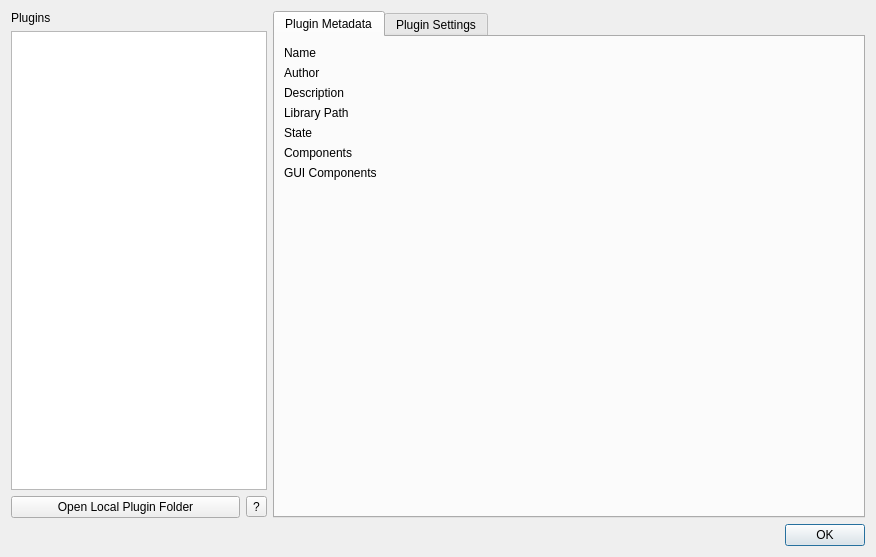
Above: src/ui/windows/w_PluginManager.ui from ICE-GB/QvPersonal before the change. Below: the same form after it.
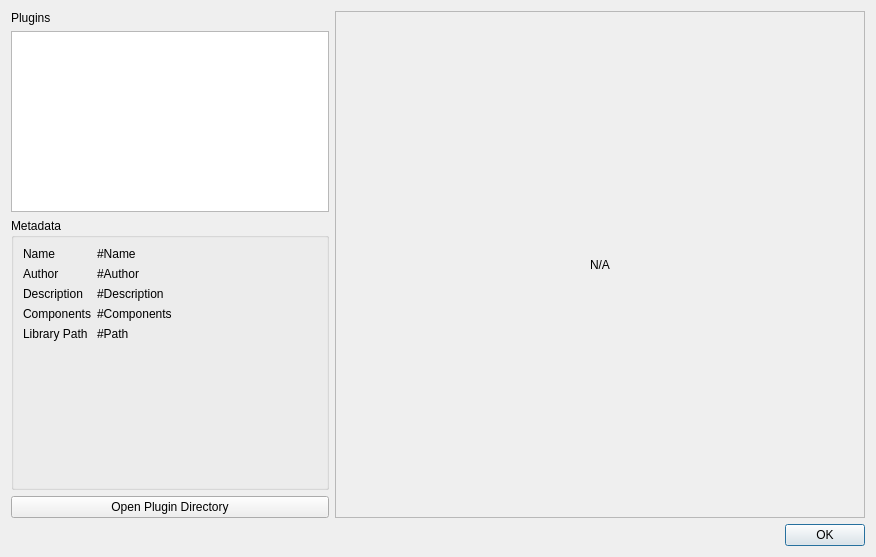
That is the form after the change.

Commit message: + redesigned plugin manager window, simplified subscription update time check, some other refines

The edit to the form file:
```diff
--- a/src/ui/windows/w_PluginManager.ui
+++ b/src/ui/windows/w_PluginManager.ui
@@ -13,59 +13,24 @@
   <property name="windowTitle">
    <string>Plugin Manager</string>
   </property>
-  <layout class="QGridLayout" name="gridLayout" columnstretch="0,1">
+  <layout class="QGridLayout" name="gridLayout_2" columnstretch="3,5">
    <item row="0" column="0">
+    <layout class="QVBoxLayout" name="verticalLayout" stretch="0,2,3,0">
+     <item>
     <widget class="QLabel" name="label">
      <property name="text">
       <string>Plugins</string>
      </property>
     </widget>
    </item>
-   <item row="1" column="0">
+     <item>
     <widget class="QListWidget" name="pluginListWidget"/>
    </item>
-   <item row="2" column="0">
-    <layout class="QHBoxLayout" name="horizontalLayout">
      <item>
-      <widget class="QPushButton" name="openPluginFolder">
-       <property name="text">
-        <string>Open Local Plugin Folder</string>
+      <widget class="QGroupBox" name="groupBox">
+       <property name="title">
+        <string>Metadata</string>
        </property>
-      </widget>
-     </item>
-     <item>
-      <widget class="QToolButton" name="toolButton">
-       <property name="toolTip">
-        <string>Online help about plugins</string>
-       </property>
-       <property name="text">
-        <string>?</string>
-       </property>
-      </widget>
-     </item>
-    </layout>
-   </item>
-   <item row="3" column="0" colspan="2">
-    <widget class="QDialogButtonBox" name="buttonBox">
-     <property name="orientation">
-      <enum>Qt::Horizontal</enum>
-     </property>
-     <property name="standardButtons">
-      <set>QDialogButtonBox::Ok</set>
-     </property>
-    </widget>
-   </item>
-   <item row="0" column="1" rowspan="3">
-    <widget class="QTabWidget" name="tabWidget">
-     <property name="currentIndex">
-      <number>0</number>
-     </property>
-     <widget class="QWidget" name="tabWidgetPage1">
-      <attribute name="title">
-       <string>Plugin Metadata</string>
-      </attribute>
-      <layout class="QGridLayout" name="gridLayout_2" columnstretch="1,0">
-       <item row="0" column="0">
         <layout class="QFormLayout" name="formLayout">
          <item row="0" column="0">
           <widget class="QLabel" name="label_3">
@@ -89,7 +54,7 @@
             <cursorShape>IBeamCursor</cursorShape>
            </property>
            <property name="text">
-            <string/>
+           <string>#Name</string>
            </property>
            <property name="wordWrap">
             <bool>true</bool>
@@ -121,7 +86,7 @@
             <cursorShape>IBeamCursor</cursorShape>
            </property>
            <property name="text">
-            <string/>
+           <string>#Author</string>
            </property>
            <property name="wordWrap">
             <bool>true</bool>
@@ -153,7 +118,7 @@
             <cursorShape>IBeamCursor</cursorShape>
            </property>
            <property name="text">
-            <string/>
+           <string>#Description</string>
            </property>
            <property name="wordWrap">
             <bool>true</bool>
@@ -164,9 +129,9 @@
           </widget>
          </item>
          <item row="3" column="0">
-          <widget class="QLabel" name="label_8">
+         <widget class="QLabel" name="label_9">
            <property name="text">
-            <string>Library Path</string>
+           <string>Components</string>
            </property>
            <property name="alignment">
             <set>Qt::AlignLeading|Qt::AlignLeft|Qt::AlignTop</set>
@@ -174,7 +139,7 @@
           </widget>
          </item>
          <item row="3" column="1">
-          <widget class="QLabel" name="pluginLibPathLabel">
+         <widget class="QLabel" name="pluginComponentsLabel">
            <property name="sizePolicy">
             <sizepolicy hsizetype="MinimumExpanding" vsizetype="Preferred">
              <horstretch>0</horstretch>
@@ -185,7 +150,7 @@
             <cursorShape>IBeamCursor</cursorShape>
            </property>
            <property name="text">
-            <string/>
+           <string>#Components</string>
            </property>
            <property name="wordWrap">
             <bool>true</bool>
@@ -196,9 +161,9 @@
           </widget>
          </item>
          <item row="4" column="0">
-          <widget class="QLabel" name="label_5">
+         <widget class="QLabel" name="label_8">
            <property name="text">
-            <string>State</string>
+           <string>Library Path</string>
            </property>
            <property name="alignment">
             <set>Qt::AlignLeading|Qt::AlignLeft|Qt::AlignTop</set>
@@ -206,7 +171,7 @@
           </widget>
          </item>
          <item row="4" column="1">
-          <widget class="QLabel" name="pluginStateLabel">
+         <widget class="QLabel" name="pluginLibPathLabel">
            <property name="sizePolicy">
             <sizepolicy hsizetype="MinimumExpanding" vsizetype="Preferred">
              <horstretch>0</horstretch>
@@ -217,7 +182,7 @@
             <cursorShape>IBeamCursor</cursorShape>
            </property>
            <property name="text">
-            <string/>
+           <string>#Path</string>
            </property>
            <property name="wordWrap">
             <bool>true</bool>
@@ -227,118 +192,49 @@
            </property>
           </widget>
          </item>
-         <item row="6" column="0">
-          <widget class="QLabel" name="label_6">
-           <property name="text">
-            <string>GUI Components</string>
-           </property>
-           <property name="alignment">
-            <set>Qt::AlignLeading|Qt::AlignLeft|Qt::AlignTop</set>
-           </property>
-          </widget>
-         </item>
-         <item row="6" column="1">
-          <widget class="QLabel" name="pluginGuiComponentsLabel">
-           <property name="sizePolicy">
-            <sizepolicy hsizetype="MinimumExpanding" vsizetype="Preferred">
-             <horstretch>0</horstretch>
-             <verstretch>0</verstretch>
-            </sizepolicy>
-           </property>
-           <property name="cursor">
-            <cursorShape>IBeamCursor</cursorShape>
-           </property>
+       </layout>
+      </widget>
+     </item>
+     <item>
+      <layout class="QHBoxLayout" name="horizontalLayout">
+       <item>
+        <widget class="QPushButton" name="openPluginFolder">
            <property name="text">
-            <string/>
-           </property>
-           <property name="wordWrap">
-            <bool>true</bool>
-           </property>
-           <property name="textInteractionFlags">
-            <set>Qt::LinksAccessibleByMouse|Qt::TextSelectableByMouse</set>
-           </property>
-          </widget>
-         </item>
-         <item row="5" column="1">
-          <widget class="QLabel" name="pluginComponentsLabel">
-           <property name="sizePolicy">
-            <sizepolicy hsizetype="MinimumExpanding" vsizetype="Preferred">
-             <horstretch>0</horstretch>
-             <verstretch>0</verstretch>
-            </sizepolicy>
-           </property>
-           <property name="cursor">
-            <cursorShape>IBeamCursor</cursorShape>
-           </property>
-           <property name="text">
-            <string/>
-           </property>
-           <property name="wordWrap">
-            <bool>true</bool>
-           </property>
-           <property name="textInteractionFlags">
-            <set>Qt::LinksAccessibleByMouse|Qt::TextSelectableByMouse</set>
-           </property>
-          </widget>
-         </item>
-         <item row="5" column="0">
-          <widget class="QLabel" name="label_9">
-           <property name="text">
-            <string>Components</string>
-           </property>
-           <property name="alignment">
-            <set>Qt::AlignLeading|Qt::AlignLeft|Qt::AlignTop</set>
-           </property>
-          </widget>
+          <string>Open Plugin Directory</string>
+         </property>
+        </widget>
+       </item>
+      </layout>
          </item>
         </layout>
        </item>
        <item row="0" column="1">
-        <layout class="QVBoxLayout" name="verticalLayout">
-         <item>
-          <widget class="QLabel" name="pluginIconLabel">
-           <property name="minimumSize">
-            <size>
-             <width>64</width>
-             <height>64</height>
-            </size>
-           </property>
-           <property name="text">
-            <string/>
-           </property>
-           <property name="alignment">
-            <set>Qt::AlignCenter</set>
-           </property>
-          </widget>
-         </item>
-         <item>
-          <spacer name="verticalSpacer">
-           <property name="orientation">
-            <enum>Qt::Vertical</enum>
-           </property>
-           <property name="sizeHint" stdset="0">
-            <size>
-             <width>20</width>
-             <height>40</height>
-            </size>
-           </property>
-          </spacer>
-         </item>
-        </layout>
-       </item>
-      </layout>
-     </widget>
-     <widget class="QWidget" name="tab">
-      <attribute name="title">
-       <string>Plugin Settings</string>
-      </attribute>
-      <layout class="QVBoxLayout" name="verticalLayout_2" stretch="1,0">
-       <item>
+    <widget class="QFrame" name="frame">
+     <property name="frameShape">
+      <enum>QFrame::StyledPanel</enum>
+     </property>
+     <property name="frameShadow">
+      <enum>QFrame::Raised</enum>
+     </property>
+     <layout class="QGridLayout" name="gridLayout">
+      <property name="leftMargin">
+       <number>0</number>
+      </property>
+      <property name="topMargin">
+       <number>0</number>
+      </property>
+      <property name="rightMargin">
+       <number>0</number>
+      </property>
+      <property name="bottomMargin">
+       <number>0</number>
+      </property>
+      <item row="0" column="0">
         <layout class="QGridLayout" name="pluginSettingsLayout">
          <item row="0" column="0">
           <widget class="QLabel" name="pluginUnloadLabel">
            <property name="text">
-            <string>Plugin Not Loaded</string>
+           <string>N/A</string>
            </property>
            <property name="alignment">
             <set>Qt::AlignCenter</set>
@@ -347,15 +243,17 @@
          </item>
         </layout>
        </item>
-       <item>
-        <widget class="QPushButton" name="pluginEditSettingsJsonBtn">
-         <property name="text">
-          <string>Manually Edit Settings</string>
-         </property>
-        </widget>
-       </item>
-      </layout>
-     </widget>
+     </layout>
+    </widget>
+   </item>
+   <item row="1" column="0" colspan="2">
+    <widget class="QDialogButtonBox" name="buttonBox">
+     <property name="orientation">
+      <enum>Qt::Horizontal</enum>
+     </property>
+     <property name="standardButtons">
+      <set>QDialogButtonBox::Ok</set>
+     </property>
     </widget>
    </item>
   </layout>
```
Lines whose indentation alone changed are shown as unchanged. The commit also changes 6 other files.
